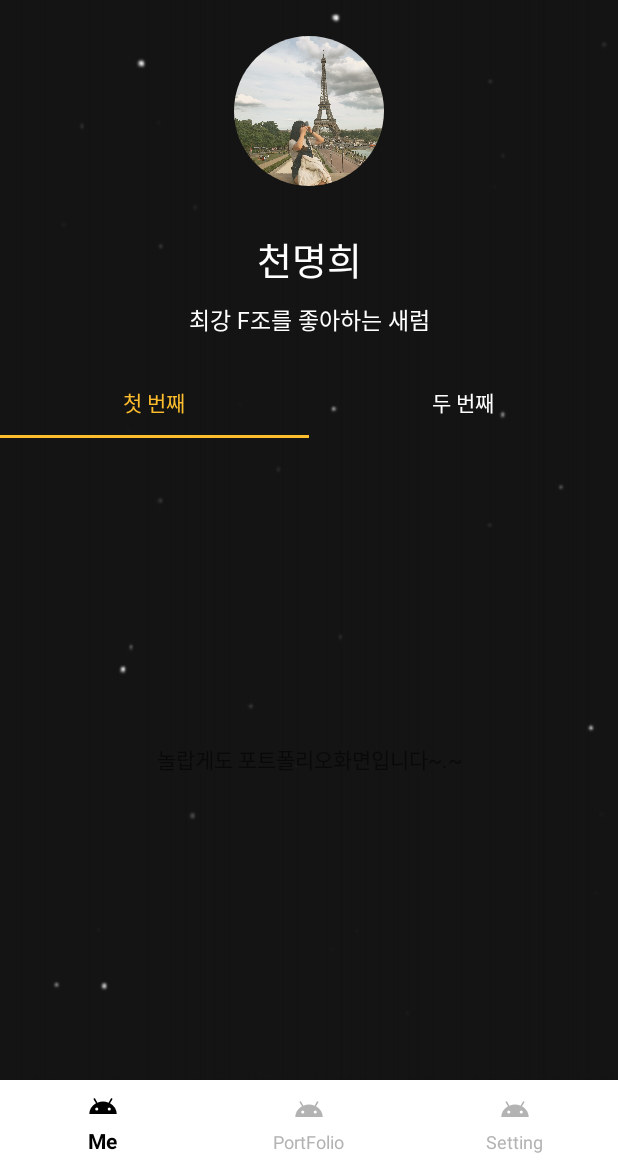
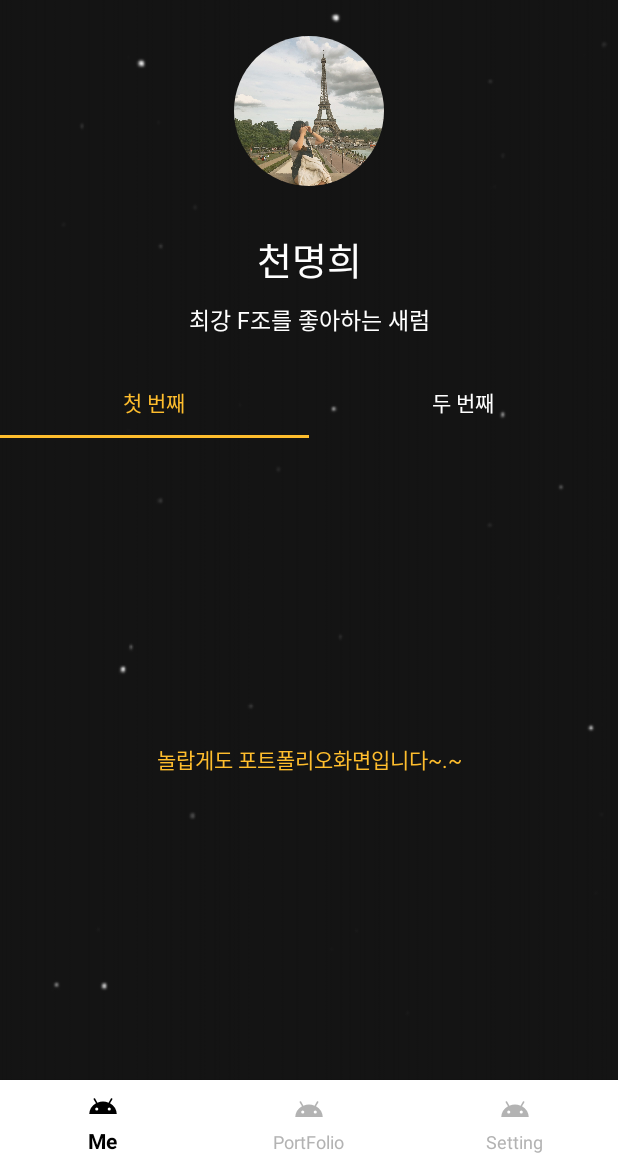
Before and after one commit to ONSOPTFunAndroid/MH-ONSOPTAssignment, an Android app: the PortfolioFragment screen opened directly, with no data from a screen before it, on a phone screen of 412 x 824 dp, the part 72-1236 px from its top. Run offline under Robolectric (Android 15) with nearby library versions, the light colour scheme and no system bars; our stand-ins replace CircleImageView; 1 statement that could not run was skipped.

Commit message:
[style]로고 및 블랭크뷰 처리

```diff
--- a/app/src/main/res/layout/fragment_portfolio.xml
+++ b/app/src/main/res/layout/fragment_portfolio.xml
@@ -11,6 +11,7 @@
         android:layout_width="wrap_content"
         android:layout_height="wrap_content"
         android:text="놀랍게도 포트폴리오화면입니다~.~"
+        android:textColor="@color/yellow"
         app:layout_constraintBottom_toBottomOf="parent"
         app:layout_constraintEnd_toEndOf="parent"
         app:layout_constraintStart_toStartOf="parent"
--- a/app/src/main/res/layout/fragment_setting.xml
+++ b/app/src/main/res/layout/fragment_setting.xml
@@ -11,6 +11,7 @@
         android:layout_width="wrap_content"
         android:layout_height="wrap_content"
         android:text="놀랍게도 세팅화면입니다~.~"
+        android:textColor="@color/yellow"
         app:layout_constraintBottom_toBottomOf="parent"
         app:layout_constraintEnd_toEndOf="parent"
         app:layout_constraintStart_toStartOf="parent"
```
Also changed, not shown: app/src/main/res/drawable-hdpi/logo_2.png (added), app/src/main/res/drawable-mdpi/logo_2.png (added), app/src/main/res/drawable-xhdpi/logo_2.png (added), app/src/main/res/drawable-xxhdpi/logo_2.png (added), app/src/main/res/drawable-xxxhdpi/logo_2.png (added).
